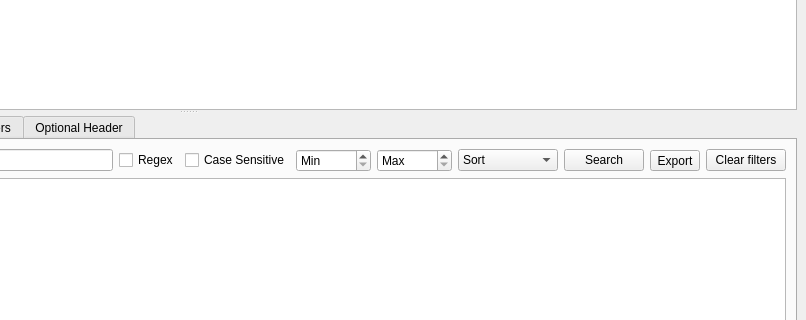
First picture: the form in mainwindow.ui, repository grzesiekkedzior/DriverSentinel, before the edit; both pictures show x 430 to 1236 and y 156 to 476 of the 1236 by 704 pixel window.
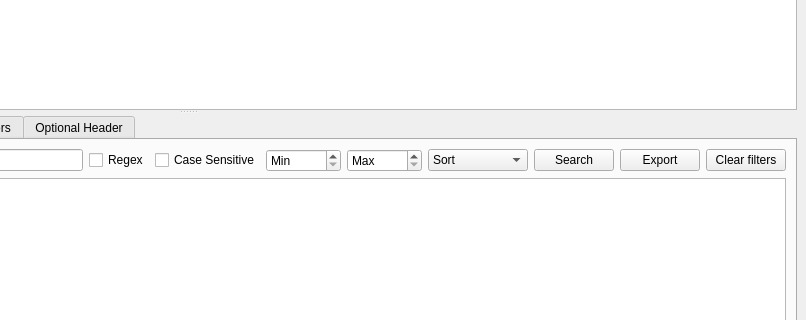
Second picture: the form after the edit.

```diff
--- a/mainwindow.ui
+++ b/mainwindow.ui
@@ -353,6 +353,9 @@
            </item>
            <item row="0" column="5">
             <widget class="QComboBox" name="comboSort">
+             <property name="enabled">
+              <bool>true</bool>
+             </property>
              <property name="minimumSize">
               <size>
                <width>100</width>
@@ -366,19 +369,6 @@
              </item>
             </widget>
            </item>
-           <item row="0" column="7">
-            <widget class="QToolButton" name="toolButton">
-             <property name="sizePolicy">
-              <sizepolicy hsizetype="Preferred" vsizetype="Fixed">
-               <horstretch>0</horstretch>
-               <verstretch>0</verstretch>
-              </sizepolicy>
-             </property>
-             <property name="text">
-              <string>Export</string>
-             </property>
-            </widget>
-           </item>
            <item row="0" column="6">
             <widget class="QPushButton" name="searchPushButton">
              <property name="text">
@@ -426,6 +416,19 @@
              </property>
             </widget>
            </item>
+           <item row="0" column="7">
+            <widget class="QPushButton" name="saveButton">
+             <property name="sizePolicy">
+              <sizepolicy hsizetype="Preferred" vsizetype="Fixed">
+               <horstretch>0</horstretch>
+               <verstretch>0</verstretch>
+              </sizepolicy>
+             </property>
+             <property name="text">
+              <string>Export</string>
+             </property>
+            </widget>
+           </item>
           </layout>
          </item>
          <item>
```
